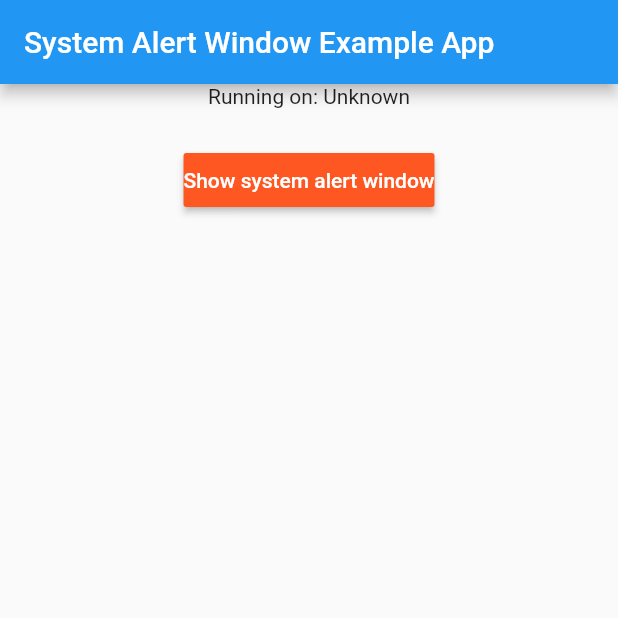
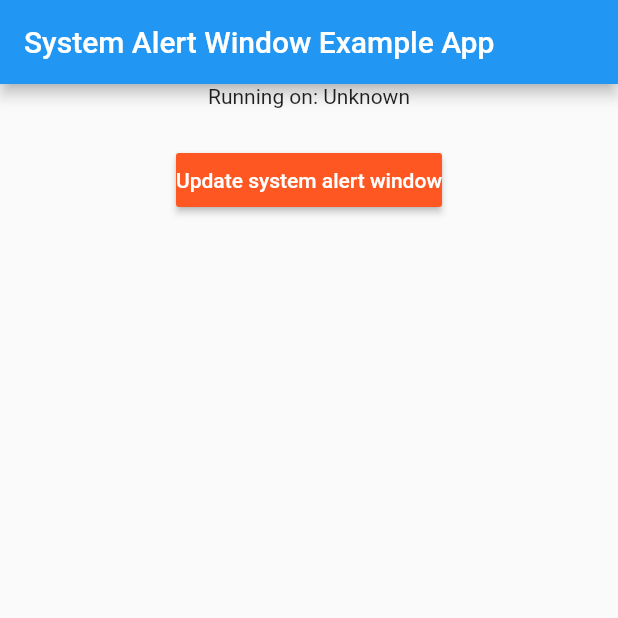
Before and after one commit to pvsvamsi/SystemAlertWindow, a Flutter app: the screen it shows after launch, after a tap on "Show system alert window", on a phone screen of 412 x 824 dp, the top half of it. Run offline on Flutter 3.47's test engine with Material 2 defaults, Android fonts, the phone set to English and light mode, and no system bars.

Commit message:
Updated the example

```diff
--- a/example/lib/main.dart
+++ b/example/lib/main.dart
@@ -14,6 +14,7 @@ class MyApp extends StatefulWidget {
 class _MyAppState extends State<MyApp> {
   String _platformVersion = 'Unknown';
   bool _isShowingWindow = false;
+  bool _isUpdatedWindow = false;
 
   @override
   void initState() {
@@ -101,8 +102,7 @@ class _MyAppState extends State<MyApp> {
               padding: SystemWindowPadding(left: 10, right: 10, bottom: 10, top: 10),
               width: 0,
               height: SystemWindowButton.WRAP_CONTENT,
-              decoration: SystemWindowDecoration(
-                  startColor: Colors.white, endColor: Colors.white, borderWidth: 0, borderRadius: 0.0),
+              decoration: SystemWindowDecoration(startColor: Colors.white, endColor: Colors.white, borderWidth: 0, borderRadius: 0.0),
             ),
             SystemWindowButton(
               text: SystemWindowText(text: "Focus button", fontSize: 12, textColor: Colors.white),
@@ -124,10 +124,93 @@ class _MyAppState extends State<MyApp> {
           footer: footer,
           margin: SystemWindowMargin(left: 8, right: 8, top: 200, bottom: 0),
           gravity: SystemWindowGravity.TOP);
-      _isShowingWindow = true;
+      setState(() {
+        _isShowingWindow = true;
+      });
+    } else if (!_isUpdatedWindow) {
+      SystemWindowHeader header = SystemWindowHeader(
+          title: SystemWindowText(text: "Outgoing Call", fontSize: 10, textColor: Colors.black45),
+          padding: SystemWindowPadding.setSymmetricPadding(12, 12),
+          subTitle: SystemWindowText(text: "8989898989", fontSize: 14, fontWeight: FontWeight.BOLD, textColor: Colors.black87),
+          decoration: SystemWindowDecoration(startColor: Colors.grey[100]),
+          button: SystemWindowButton(text: SystemWindowText(text: "Personal", fontSize: 10, textColor: Colors.black45), tag: "personal_btn"),
+          buttonPosition: ButtonPosition.TRAILING);
+      SystemWindowBody body = SystemWindowBody(
+        rows: [
+          EachRow(
+            columns: [
+              EachColumn(
+                text: SystemWindowText(text: "Updated body", fontSize: 12, textColor: Colors.black45),
+              ),
+            ],
+            gravity: ContentGravity.CENTER,
+          ),
+          EachRow(columns: [
+            EachColumn(
+                text: SystemWindowText(text: "Updated long data of the body", fontSize: 12, textColor: Colors.black87, fontWeight: FontWeight.BOLD),
+                padding: SystemWindowPadding.setSymmetricPadding(6, 8),
+                decoration: SystemWindowDecoration(startColor: Colors.black12, borderRadius: 25.0),
+                margin: SystemWindowMargin(top: 4)),
+          ], gravity: ContentGravity.CENTER),
+          EachRow(
+            columns: [
+              EachColumn(
+                text: SystemWindowText(text: "Notes", fontSize: 10, textColor: Colors.black45),
+              ),
+            ],
+            gravity: ContentGravity.LEFT,
+            margin: SystemWindowMargin(top: 8),
+          ),
+          EachRow(
+            columns: [
+              EachColumn(
+                text: SystemWindowText(text: "Updated random notes.", fontSize: 13, textColor: Colors.black54, fontWeight: FontWeight.BOLD),
+              ),
+            ],
+            gravity: ContentGravity.LEFT,
+          ),
+        ],
+        padding: SystemWindowPadding(left: 16, right: 16, bottom: 12, top: 12),
+      );
+      SystemWindowFooter footer = SystemWindowFooter(
+          buttons: [
+            SystemWindowButton(
+              text: SystemWindowText(text: "Updated Simple button", fontSize: 12, textColor: Color.fromRGBO(250, 139, 97, 1)),
+              tag: "updated_simple_button",
+              padding: SystemWindowPadding(left: 10, right: 10, bottom: 10, top: 10),
+              width: 0,
+              height: SystemWindowButton.WRAP_CONTENT,
+              decoration: SystemWindowDecoration(startColor: Colors.white, endColor: Colors.white, borderWidth: 0, borderRadius: 0.0),
+            ),
+            SystemWindowButton(
+              text: SystemWindowText(text: "Focus button", fontSize: 12, textColor: Colors.white),
+              tag: "focus_button",
+              width: 0,
+              padding: SystemWindowPadding(left: 10, right: 10, bottom: 10, top: 10),
+              height: SystemWindowButton.WRAP_CONTENT,
+              decoration: SystemWindowDecoration(
+                  startColor: Color.fromRGBO(250, 139, 97, 1), endColor: Color.fromRGBO(247, 28, 88, 1), borderWidth: 0, borderRadius: 30.0),
+            )
+          ],
+          padding: SystemWindowPadding(left: 16, right: 16, bottom: 12),
+          decoration: SystemWindowDecoration(startColor: Colors.white),
+          buttonsPosition: ButtonPosition.CENTER);
+      SystemAlertWindow.updateSystemWindow(
+          height: 230,
+          header: header,
+          body: body,
+          footer: footer,
+          margin: SystemWindowMargin(left: 8, right: 8, top: 200, bottom: 0),
+          gravity: SystemWindowGravity.TOP);
+      setState(() {
+        _isUpdatedWindow = true;
+      });
     } else {
+      setState(() {
+        _isShowingWindow = false;
+        _isUpdatedWindow = false;
+      });
       SystemAlertWindow.closeSystemWindow();
-      _isShowingWindow = false;
     }
   }
 
@@ -147,7 +230,9 @@ class _MyAppState extends State<MyApp> {
                 child: MaterialButton(
                   onPressed: _showOverlayWindow,
                   textColor: Colors.white,
-                  child: Text("Show system alert window"),
+                  child: !_isShowingWindow
+                      ? Text("Show system alert window")
+                      : !_isUpdatedWindow ? Text("Update system alert window") : Text("Close system alert window"),
                   color: Colors.deepOrange,
                   padding: const EdgeInsets.symmetric(vertical: 8.0),
                 ),
@@ -165,8 +250,10 @@ class _MyAppState extends State<MyApp> {
 /// You can check for the tag value and perform the relevant action for the button click
 ///
 void callBack(String tag) {
-  switch(tag){
+  print(tag);
+  switch (tag) {
     case "simple_button":
+    case "updated_simple_button":
       SystemAlertWindow.closeSystemWindow();
       break;
     case "focus_button":
```
Also changed, not shown: 1 other file.
